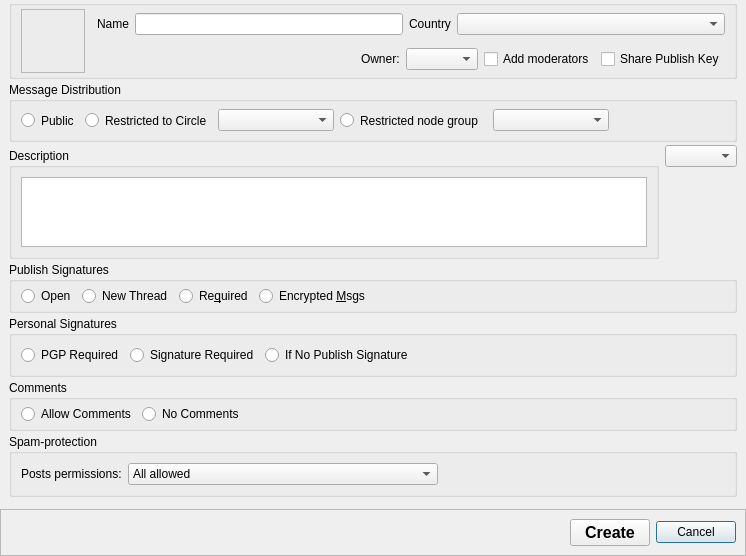
The window that retroshare-gui/src/gui/gxs/GxsGroupDialog.ui (RetroShare/RetroShare) describes before a commit, drawn with Qt 5.
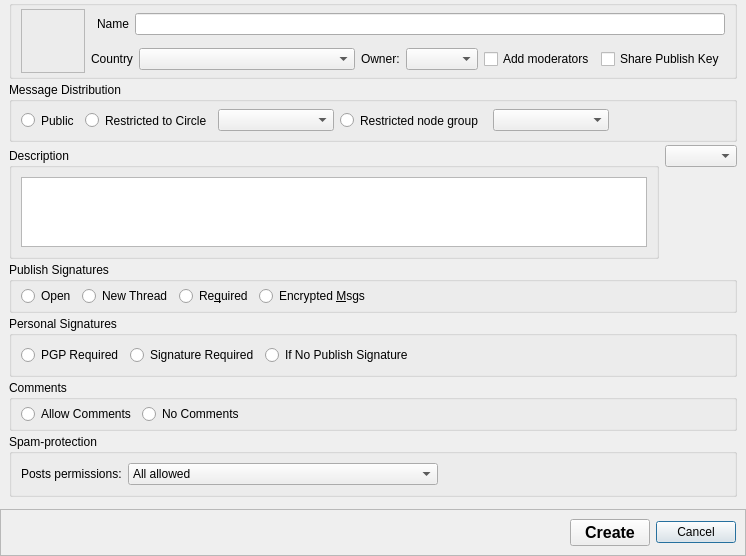
The same window after the commit. The open tabs and pages were chosen to show the change. Icons and pictures are not drawn. Custom widgets are drawn as their Qt base class.

Commit message: Scope country UI to forums and fix forum dialog country layout

```diff
--- a/retroshare-gui/src/gui/gxs/GxsGroupDialog.ui
+++ b/retroshare-gui/src/gui/gxs/GxsGroupDialog.ui
@@ -97,7 +97,7 @@
             </property>
            </widget>
           </item>
-          <item row="0" column="1" colspan="5">
+          <item row="0" column="1" colspan="6">
            <layout class="QHBoxLayout" name="groupName_HL">
             <property name="spacing">
              <number>6</number>
@@ -115,14 +115,16 @@
             <item>
              <widget class="QLineEdit" name="groupName"/>
             </item>
-            <item>
+           </layout>
+          </item>
+          <item row="1" column="1">
              <widget class="QLabel" name="countryLabel">
               <property name="text">
                <string>Country</string>
               </property>
              </widget>
             </item>
-            <item>
+          <item row="1" column="2">
              <widget class="RSComboBox" name="countryCombo">
               <property name="sizePolicy">
                <sizepolicy hsizetype="MinimumExpanding" vsizetype="Fixed">
@@ -132,22 +134,7 @@
               </property>
              </widget>
             </item>
-           </layout>
-          </item>
-          <item row="1" column="1">
-           <spacer name="idChooserHSpacer">
-            <property name="orientation">
-             <enum>Qt::Horizontal</enum>
-            </property>
-            <property name="sizeHint" stdset="0">
-             <size>
-              <width>132</width>
-              <height>20</height>
-             </size>
-            </property>
-           </spacer>
-          </item>
-          <item row="1" column="2">
+          <item row="1" column="3">
            <widget class="QLabel" name="idChooserLabel">
             <property name="toolTip">
              <string>&lt;html&gt;&lt;head/&gt;&lt;body&gt;&lt;p&gt;The identity here can be used to send feedback.&lt;/p&gt;&lt;/body&gt;&lt;/html&gt;</string>
@@ -157,10 +144,10 @@
             </property>
            </widget>
           </item>
-          <item row="1" column="3">
-           <widget class="GxsIdChooser" name="idChooser"/>
-          </item>
           <item row="1" column="4">
+           <widget class="GxsIdChooser" name="idChooser"/>
+          </item>
+          <item row="1" column="5">
            <widget class="QCheckBox" name="addAdmins_cb">
             <property name="toolTip">
              <string/>
@@ -174,7 +161,7 @@
             </property>
            </widget>
           </item>
-          <item row="1" column="5">
+          <item row="1" column="6">
            <widget class="QCheckBox" name="pubKeyShare_cb">
             <property name="toolTip">
              <string>Key recipients can publish to restricted-type group and can view and publish for private-type channels</string>
```
Lines whose indentation alone changed are shown as unchanged. The commit also changes 7 other files.
